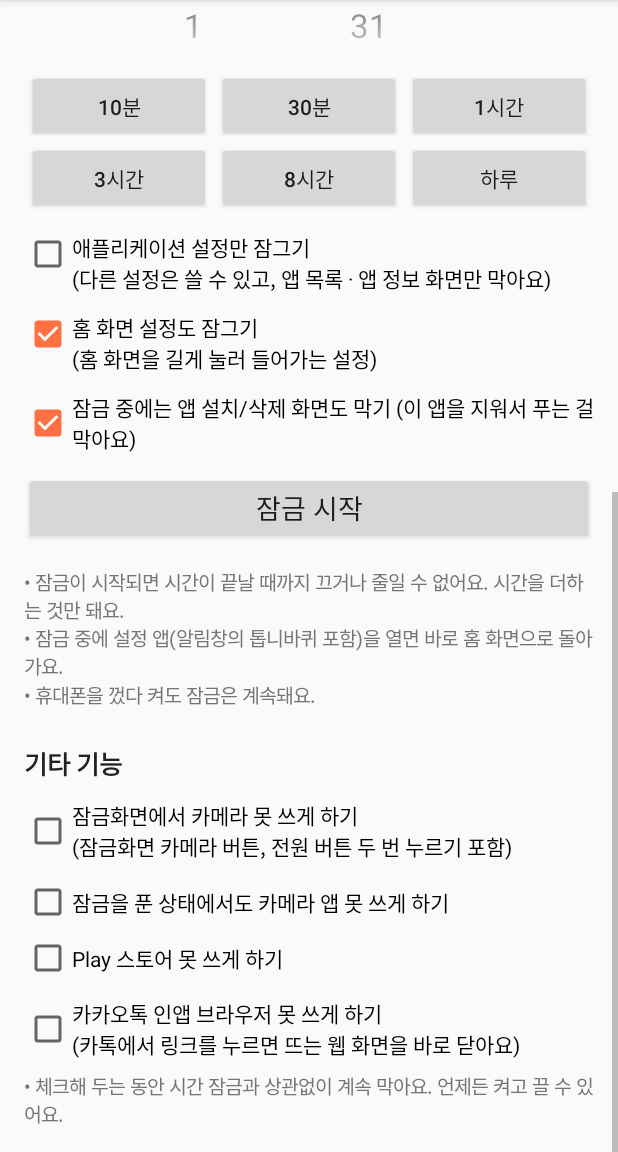
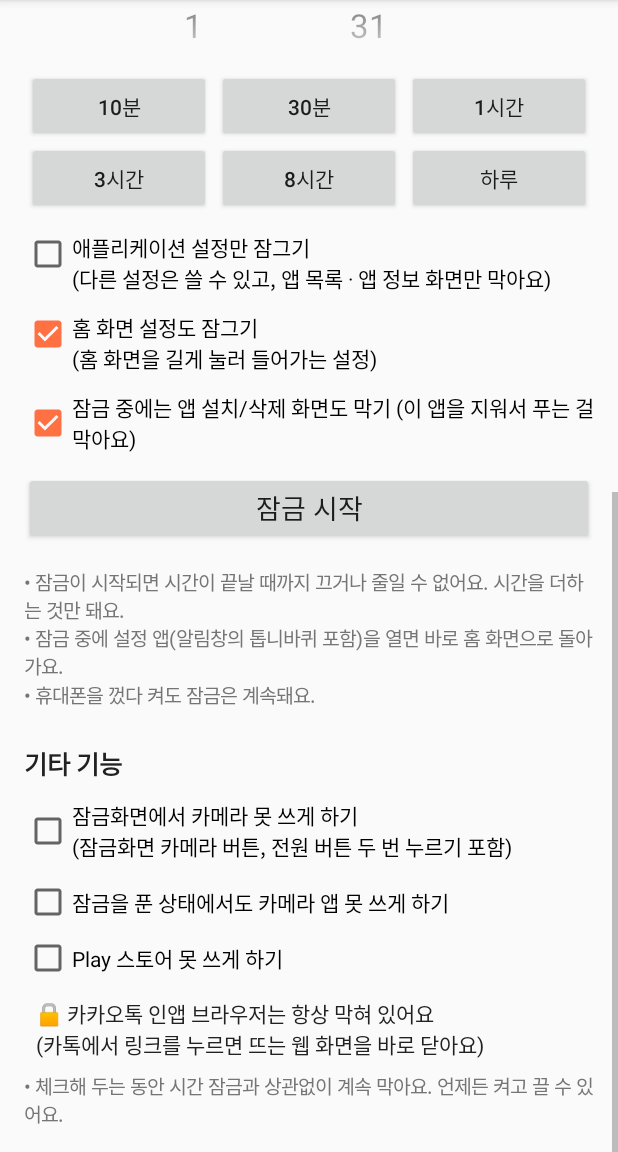
Before and after one commit to Joyong133/Stgv, an Android app: the screen it shows after launch (MainActivity), scrolled down 573 dp, on a phone screen of 412 x 824 dp, the part 84-1236 px from its top. Run offline under Robolectric (Android 15) with nearby library versions, the phone set to English and light mode, and no system bars.

Commit message:
설정 잠금: 카카오톡 인앱 브라우저 막기를 항상 켜짐으로
체크 상자를 없애고 접근성 서비스가 켜져 있으면 항상 막는다.

Co-Authored-By: Claude Opus 5.5 <noreply@anthropic.com>
Claude-Session: https://claude.ai/code/session_01KCsUxyPHxm4YvhAH11EtYY

```diff
--- a/settings-lock-android/app/build.gradle
+++ b/settings-lock-android/app/build.gradle
@@ -10,8 +10,8 @@ android {
         applicationId 'com.joyong.settingslock'
         minSdk 26
         targetSdk 34
-        versionCode 8
-        versionName '1.7'
+        versionCode 9
+        versionName '1.8'
     }
 
     buildTypes {
--- a/settings-lock-android/app/src/main/java/com/joyong/settingslock/LockService.java
+++ b/settings-lock-android/app/src/main/java/com/joyong/settingslock/LockService.java
@@ -181,7 +181,8 @@ public class LockService extends AccessibilityService {
 
     /** 카카오톡 안에서 링크를 눌러 뜨는 웹 화면(인앱 브라우저)인지. 화면(클래스) 이름으로 판단한다. */
     private boolean isKakaoInAppBrowser(String pkg, CharSequence className) {
-        if (!KAKAOTALK.equals(pkg) || className == null || !LockState.blockKakaoBrowser(this)) return false;
+        // 시간 잠금 · 체크와 상관없이 항상 막는다.
+        if (!KAKAOTALK.equals(pkg) || className == null) return false;
         String c = className.toString().toLowerCase(Locale.ROOT);
         return c.contains("browser") || c.contains("webview");
     }
--- a/settings-lock-android/app/src/main/java/com/joyong/settingslock/LockState.java
+++ b/settings-lock-android/app/src/main/java/com/joyong/settingslock/LockState.java
@@ -16,7 +16,6 @@ final class LockState {
     private static final String KEY_CAMERA_LOCKSCREEN = "camera_lockscreen";
     private static final String KEY_CAMERA_ALWAYS = "camera_always";
     private static final String KEY_PLAY_STORE = "block_play_store";
-    private static final String KEY_KAKAO_BROWSER = "block_kakao_browser";
 
     private LockState() {}
 
@@ -76,15 +75,6 @@ final class LockState {
         prefs(c).edit().putBoolean(KEY_PLAY_STORE, block).commit();
     }
 
-    /** 카카오톡 인앱 브라우저를 막을지. 시간 잠금과 따로 작동한다. */
-    static boolean blockKakaoBrowser(Context c) {
-        return prefs(c).getBoolean(KEY_KAKAO_BROWSER, false);
-    }
-
-    static void setBlockKakaoBrowser(Context c, boolean block) {
-        prefs(c).edit().putBoolean(KEY_KAKAO_BROWSER, block).commit();
-    }
-
     /** 잠금을 시작하거나, 이미 잠겨 있으면 남은 시간에 더한다. 줄이는 방법은 없다. */
     static void addLock(Context c, long durationMs, boolean blockUninstall, boolean appsOnly,
                         boolean blockHomeSettings) {
--- a/settings-lock-android/app/src/main/java/com/joyong/settingslock/MainActivity.java
+++ b/settings-lock-android/app/src/main/java/com/joyong/settingslock/MainActivity.java
@@ -53,7 +53,6 @@ public class MainActivity extends Activity {
     private CheckBox cameraLockScreen;
     private CheckBox cameraAlways;
     private CheckBox playStore;
-    private CheckBox kakaoBrowser;
     private Button startButton;
 
     @Override
@@ -212,18 +211,10 @@ public class MainActivity extends Activity {
         });
         root.addView(playStore);
 
-        kakaoBrowser = new CheckBox(this);
-        kakaoBrowser.setText("카카오톡 인앱 브라우저 못 쓰게 하기\n(카톡에서 링크를 누르면 뜨는 웹 화면을 바로 닫아요)");
-        kakaoBrowser.setTextSize(14);
-        kakaoBrowser.setChecked(LockState.blockKakaoBrowser(this));
-        kakaoBrowser.setPadding(0, dp(8), 0, dp(8));
-        kakaoBrowser.setOnCheckedChangeListener((b, checked) -> {
-            if (checked && !LockState.isServiceEnabled(this)) {
-                Toast.makeText(this, "접근성에서 '설정 잠금'을 켜야 작동해요.", Toast.LENGTH_LONG).show();
-            }
-            LockState.setBlockKakaoBrowser(this, checked);
-        });
-        root.addView(kakaoBrowser);
+        TextView kakao = text(14, false);
+        kakao.setText("🔒 카카오톡 인앱 브라우저는 항상 막혀 있어요\n(카톡에서 링크를 누르면 뜨는 웹 화면을 바로 닫아요)");
+        kakao.setPadding(dp(8), dp(8), 0, dp(8));
+        root.addView(kakao);
 
         TextView extraNote = text(13, false);
         extraNote.setTextColor(Color.parseColor("#757575"));
```
Also changed, not shown: 1 other file.
